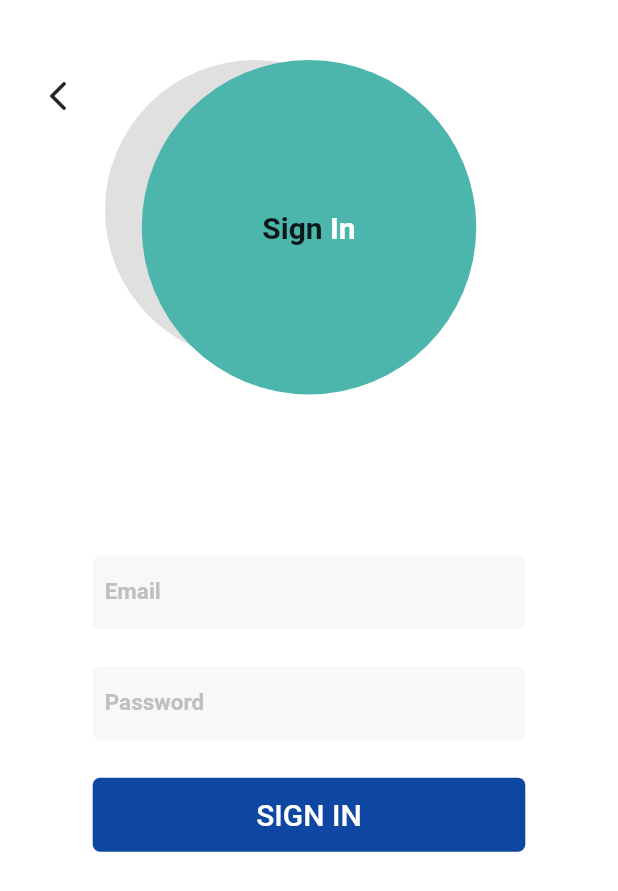
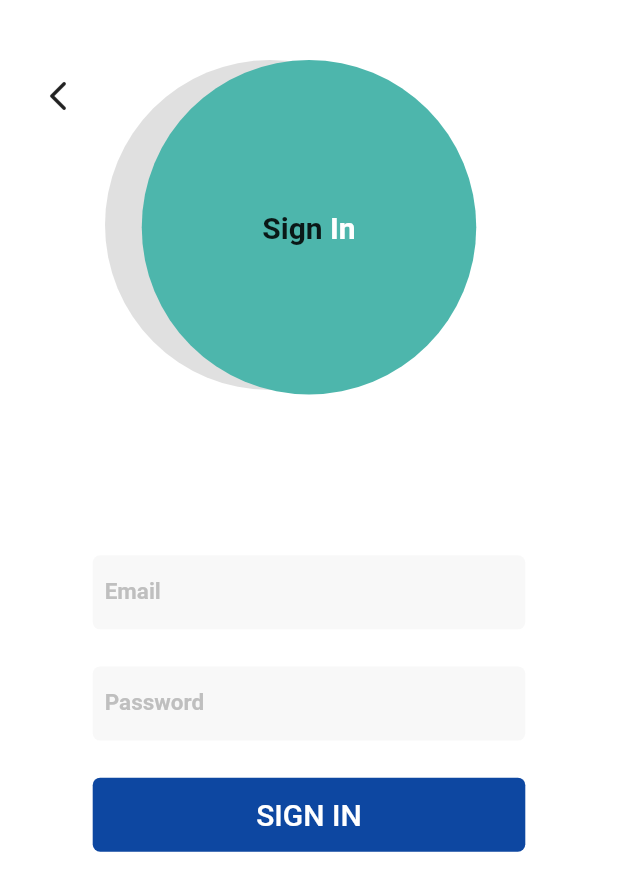
Before and after one commit to YuanSamuel/capsule_map, a Flutter app: the SignInScreen screen opened directly, on a phone screen of 412 x 824 dp. Shown: the top 891 px of the screen. Run offline on Flutter 3.47's test engine with Material 2 defaults, Android fonts, the light colour scheme and no system bars; our stand-ins replace cloud_firestore, firebase_auth, firebase_core, firebase_storage, flutter_mobx, geolocator and 3 more; accounts and stored records are empty; generated files the repository leaves out were written again.

Commit message:
fixed circle

```diff
--- a/lib/main.dart
+++ b/lib/main.dart
@@ -1,4 +1,6 @@
 import 'package:capsule_map/screens/root_screen.dart';
+import 'package:capsule_map/screens/signin_screen.dart';
+import 'package:capsule_map/screens/welcome_screen.dart';
 import 'package:capsule_map/stores/mainStore/main_store.dart';
 import 'package:capsule_map/stores/positionStore/position_store.dart';
 import 'package:firebase_core/firebase_core.dart';
@@ -24,7 +26,7 @@ class MyApp extends StatelessWidget {
       ],
       child: MaterialApp(
         debugShowCheckedModeBanner: false,
-        home: RootScreen(),
+        home: SignInScreen(),
       ),
     );
   }
--- a/lib/screens/signin_screen.dart
+++ b/lib/screens/signin_screen.dart
@@ -28,6 +28,7 @@ class _SignInScreenState extends State<SignInScreen> {
       body: SingleChildScrollView(
         child: Column(
           mainAxisAlignment: MainAxisAlignment.start,
+          crossAxisAlignment: CrossAxisAlignment.center,
           children: [
             SizedBox(
               height: 40.0,
@@ -46,7 +47,7 @@ class _SignInScreenState extends State<SignInScreen> {
                 Positioned(
                   left: 70.0,
                   child: Container(
-                    padding: EdgeInsets.all(100.0),
+                    padding: EdgeInsets.all(110.0),
                     decoration: BoxDecoration(
                       color: Colors.grey[300],
                       shape: BoxShape.circle,
```
